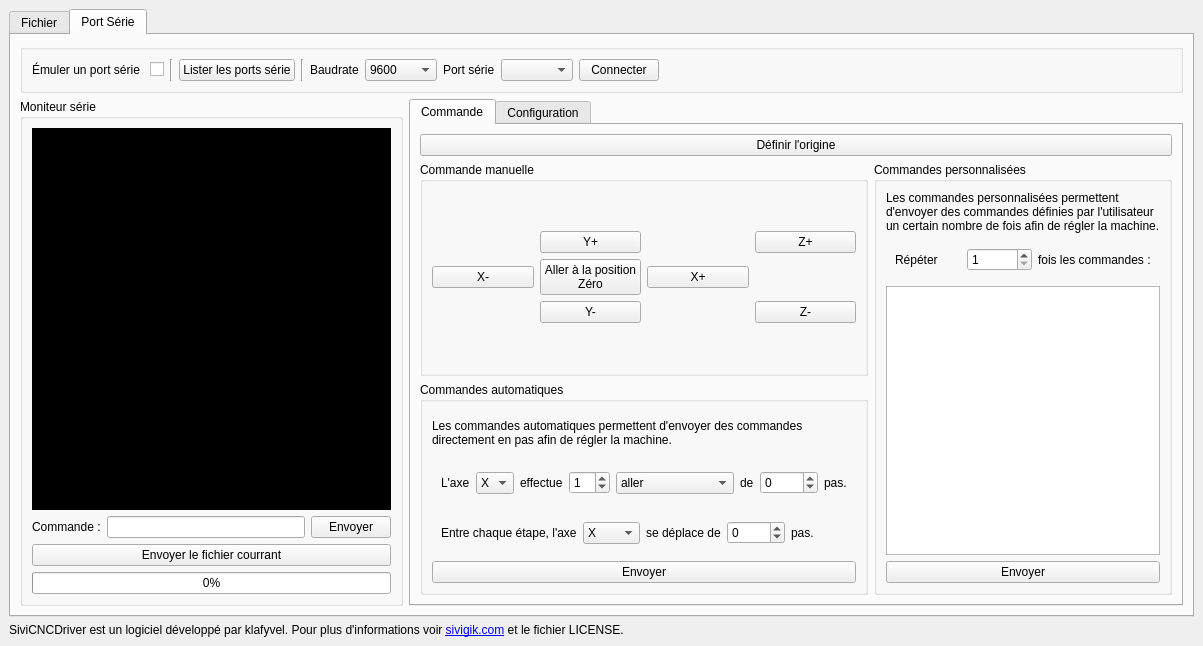
Before: the Qt Designer form sivi_cnc_driver/main_window.ui in Klafyvel/SiviCNCDriver, drawn with Qt 5.
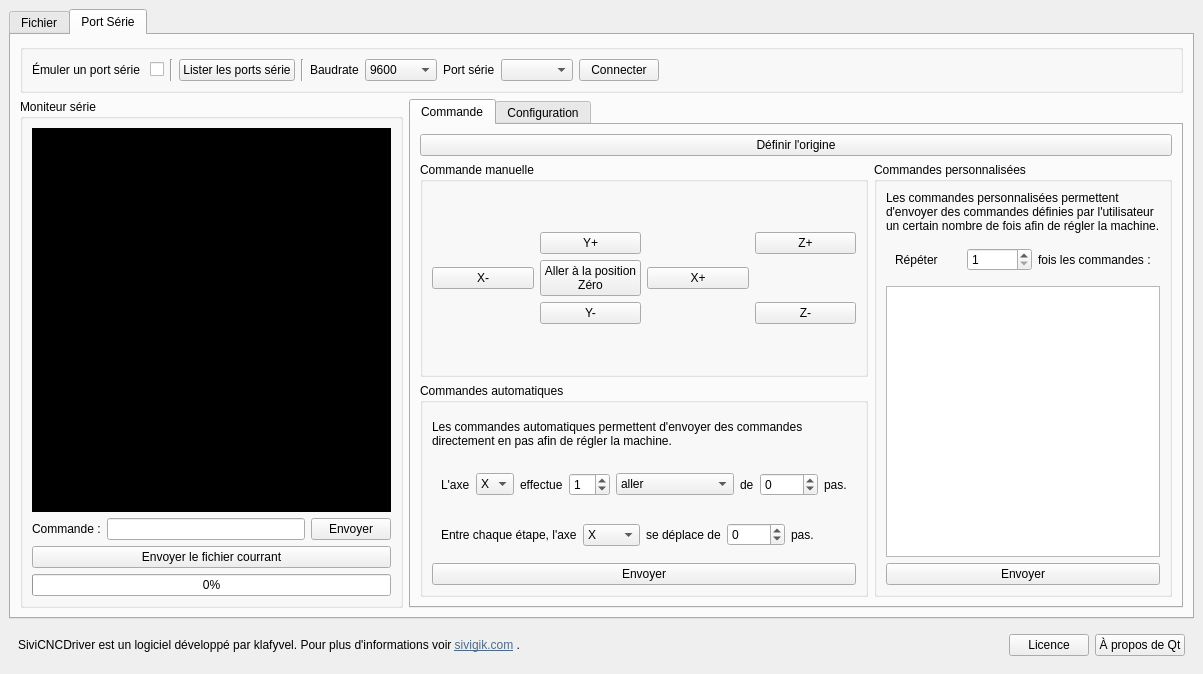
After: the same form once the commit is applied. The open tabs and pages were chosen to show the change. Icons and pictures are not drawn.

Commit message: Licence et à propos de Qt.

Diff of the .ui file:
```diff
--- a/sivi_cnc_driver/main_window.ui
+++ b/sivi_cnc_driver/main_window.ui
@@ -7,7 +7,7 @@
     <x>0</x>
     <y>0</y>
     <width>1203</width>
-    <height>646</height>
+    <height>674</height>
    </rect>
   </property>
   <property name="windowTitle">
@@ -1193,13 +1193,52 @@
      </widget>
     </item>
     <item>
+     <widget class="QWidget" name="widget_5" native="true">
+      <layout class="QHBoxLayout" name="horizontalLayout_8">
+       <item>
      <widget class="QLabel" name="label_2">
       <property name="text">
-       <string>SiviCNCDriver est un logiciel développé par klafyvel. Pour plus d'informations voir &lt;a href=&quot;http://sivigik.com&quot;&gt;sivigik.com&lt;/a&gt; et le fichier LICENSE.</string>
+          <string>&lt;html&gt;&lt;head/&gt;&lt;body&gt;&lt;p&gt;SiviCNCDriver est un logiciel développé par klafyvel. Pour plus d'informations voir &lt;a href=&quot;http://sivigik.com&quot;&gt;&lt;span style=&quot; text-decoration: underline; color:#4c6b8a;&quot;&gt;sivigik.com&lt;/span&gt;&lt;/a&gt; .&lt;/p&gt;&lt;/body&gt;&lt;/html&gt;</string>
       </property>
       <property name="textFormat">
        <enum>Qt::RichText</enum>
       </property>
+        </widget>
+       </item>
+       <item>
+        <spacer name="horizontalSpacer_2">
+         <property name="orientation">
+          <enum>Qt::Horizontal</enum>
+         </property>
+         <property name="sizeHint" stdset="0">
+          <size>
+           <width>40</width>
+           <height>20</height>
+          </size>
+         </property>
+        </spacer>
+       </item>
+       <item>
+        <widget class="QPushButton" name="btn_license">
+         <property name="text">
+          <string>Licence</string>
+         </property>
+        </widget>
+       </item>
+       <item>
+        <widget class="QPushButton" name="btn_about_qt">
+         <property name="text">
+          <string>À propos de Qt</string>
+         </property>
+        </widget>
+       </item>
+      </layout>
+      <zorder>label_2</zorder>
+      <zorder>label_2</zorder>
+      <zorder>label_2</zorder>
+      <zorder>btn_license</zorder>
+      <zorder>btn_about_qt</zorder>
+      <zorder>horizontalSpacer_2</zorder>
      </widget>
     </item>
    </layout>
```
Left out of the diff: 3 changed lines with no effect on the pictures. Lines whose indentation alone changed are shown as unchanged. The commit also changes 4 other files.
